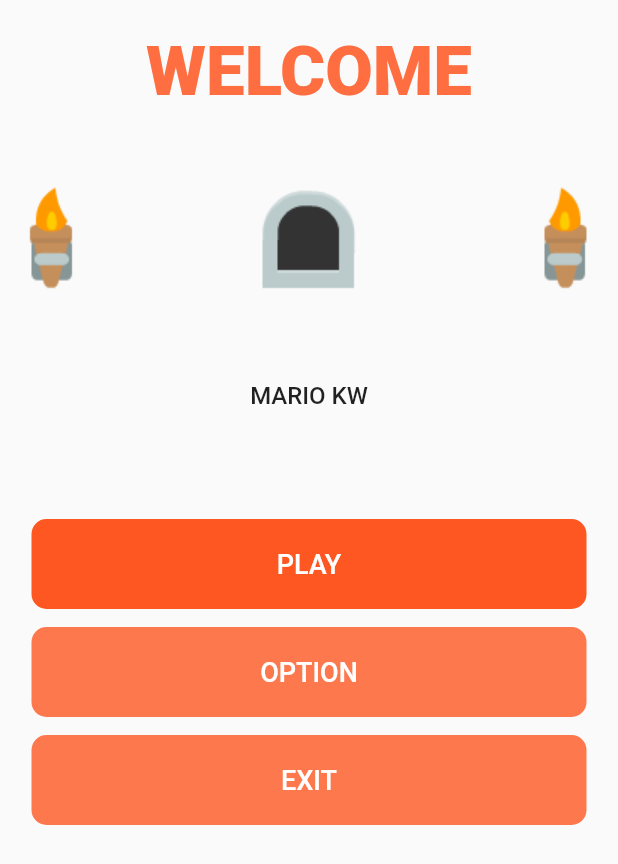
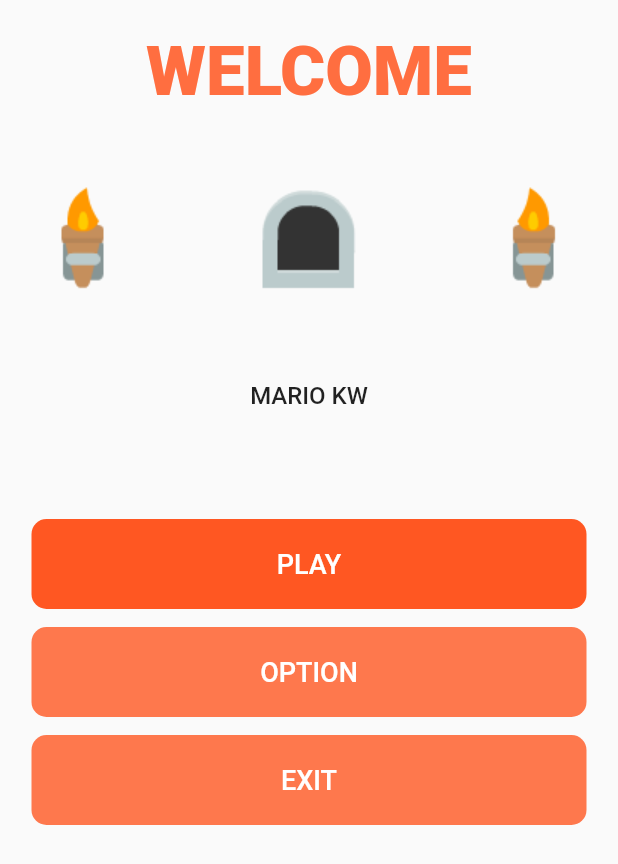
Before and after one commit to Agung91/login_pertama, a Flutter app: the screen it shows after launch, on a phone screen of 412 x 824 dp. Shown: the top 864 px of the screen. Run offline on Flutter 3.47's test engine with Material 2 defaults, Android fonts, the phone set to English and light mode, and no system bars.

Commit message:
mnambahkan margin pada gambar

```diff
--- a/lib/login.dart
+++ b/lib/login.dart
@@ -21,7 +21,9 @@ class PageLogin extends StatelessWidget {
             SizedBox(
               height: 50.0,
             ),
-            Row(
+            Container(
+              margin: EdgeInsets.symmetric(horizontal: 21.0),
+              child: Row(
                 mainAxisAlignment: MainAxisAlignment.spaceBetween,
                 children: [
                   Image(
@@ -34,6 +36,7 @@ class PageLogin extends StatelessWidget {
                     image: AssetImage('assets/images/obor_right.png'),
                   ),
                 ],
+              ),
             ),
             SizedBox(height: 60),
             Text(
```
Lines whose indentation alone changed are shown as unchanged.
